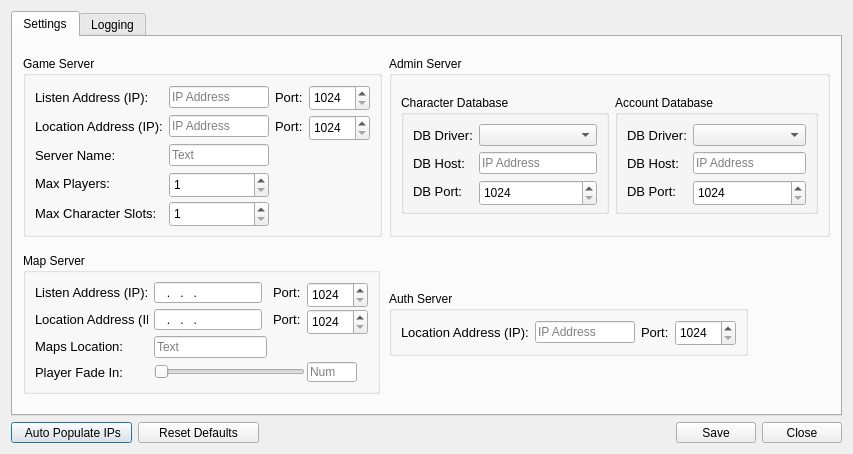
The window that Projects/CoX/Utilities/SEGSAdmin/SettingsDialog.ui (Segs/Segs) describes before a commit, drawn with Qt 5.
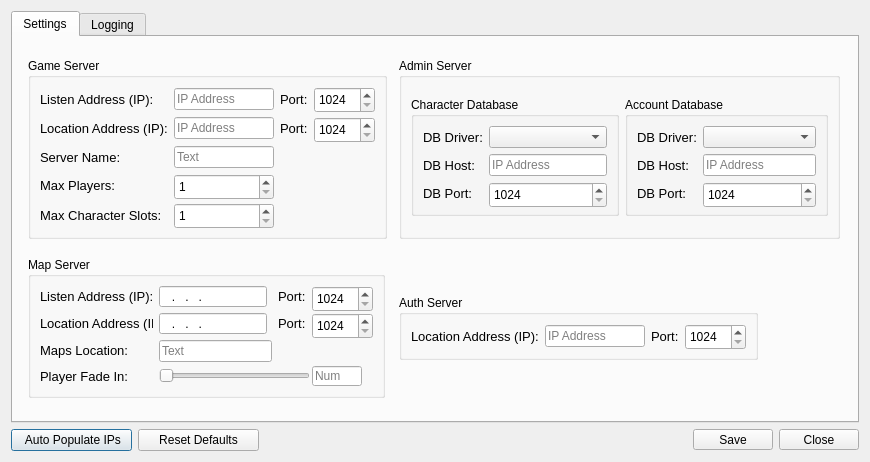
The same window after the commit. Icons and pictures are not drawn.

```diff
--- a/Projects/CoX/Utilities/SEGSAdmin/SettingsDialog.ui
+++ b/Projects/CoX/Utilities/SEGSAdmin/SettingsDialog.ui
@@ -9,8 +9,8 @@
    <rect>
     <x>0</x>
     <y>0</y>
-    <width>849</width>
-    <height>451</height>
+    <width>870</width>
+    <height>462</height>
    </rect>
   </property>
   <property name="windowTitle">
```
Left out of the diff: 9 changed lines with no effect on the pictures.
